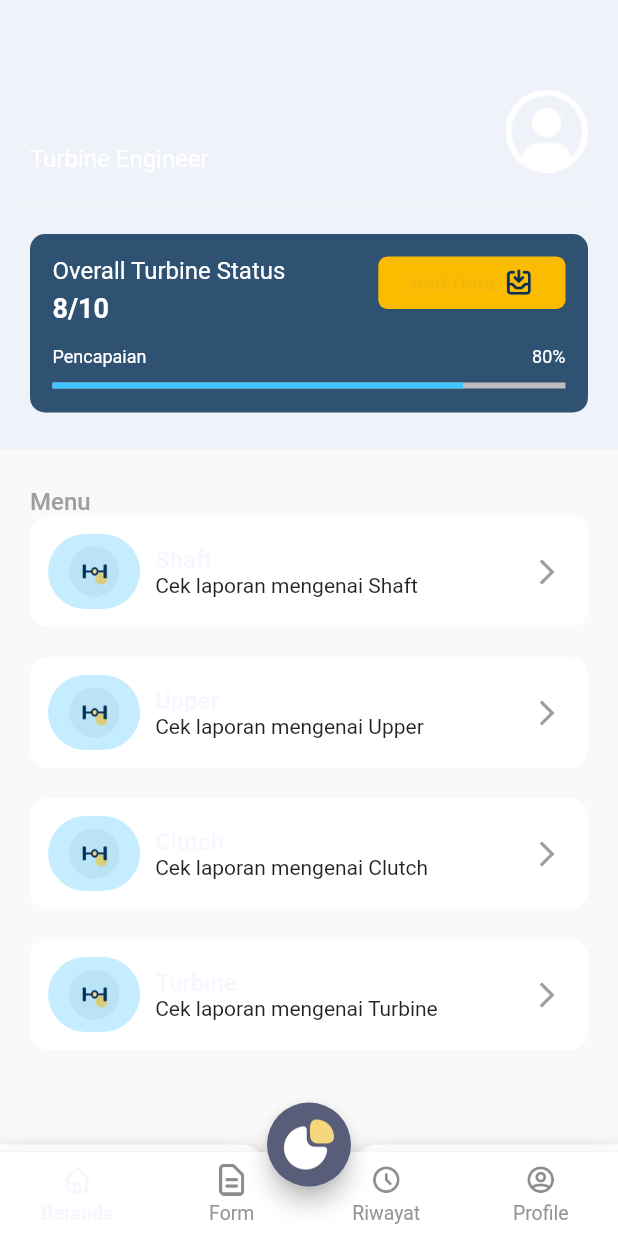
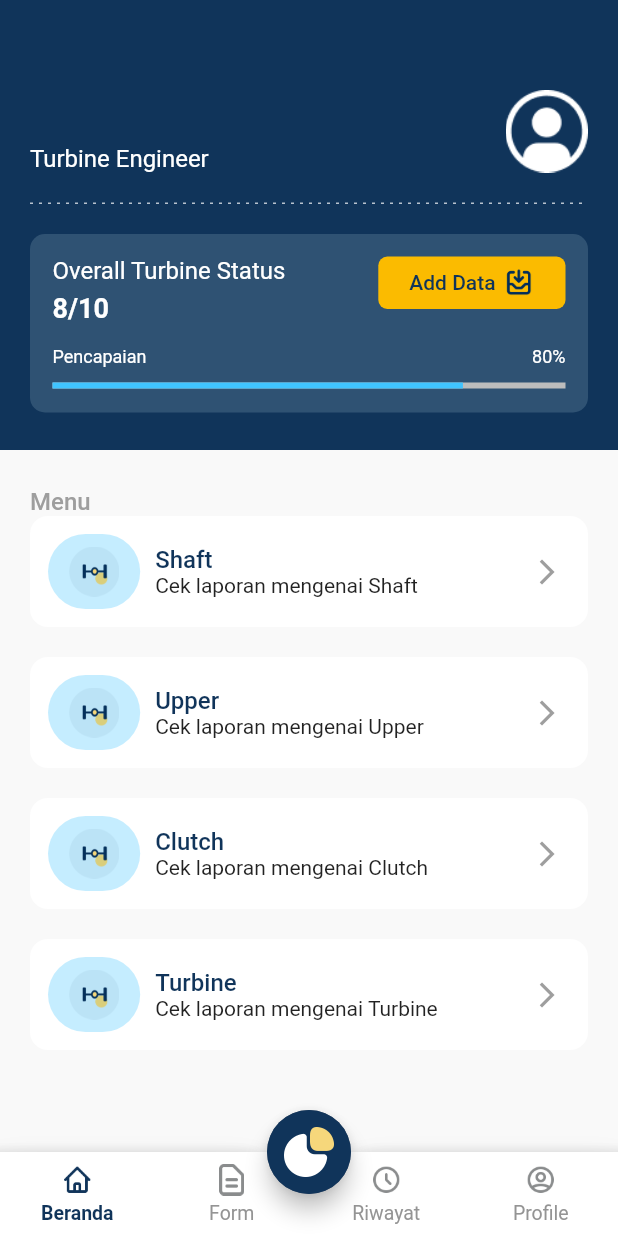
Before and after one commit to nlovencry/freelance-mobile, a Flutter app: the MainHome screen opened by its route, on a phone screen of 412 x 824 dp. Run offline on Flutter 3.47's test engine with Material 2 defaults, Android fonts, the light colour scheme and no system bars; drawn by our look-alikes of dotted_line; our stand-ins replace auto_size_text, cached_network_image, camera, device_info, dropdown_search, easy_localization and 25 more; missing offline and left inert: flutter_app_badger, flutter_cached_pdfview, flutter_downloader, flutter_pdfview, google_maps_flutter_android, google_maps_flutter_platform_interface and 4 more; accounts and stored records are empty; Roboto replaces fonts that are missing (SF-Pro-Display); statements that could not run were skipped.

Commit message:
update
fix bug

```diff
--- a/lib/common/helper/constant.dart
+++ b/lib/common/helper/constant.dart
@@ -26,7 +26,7 @@ class Constant {
   ///
   /// Constant.firstColor;
   ///
-  static Color primaryColor = Color(0x0C335BFF);
+  static Color primaryColor = Color(0xFF10345A);
   static Color secondaryColor = Color(0xFF2F5273);
   static Color thirdColor = Color(0xFFFBBB00);
   static Color tertiaryColor = Color(0xFF8CC6FF);
--- a/lib/src/home/view/main_home.dart
+++ b/lib/src/home/view/main_home.dart
@@ -91,9 +91,10 @@ class _MainHomeState extends State<MainHome> {
       return BottomAppBar(
         shape: CircularNotchedRectangle(),
         notchMargin: 5,
-        padding: EdgeInsets.only(top: 5),
+        // padding: EdgeInsets.only(top: 5),
         child: BottomNavigationBar(
-          backgroundColor: const Color.fromRGBO(255, 255, 255, 1),
+          // backgroundColor: const Color.fromRGBO(255, 255, 255, 1),
+          backgroundColor: Colors.white,
           selectedFontSize: 13,
           unselectedFontSize: 13,
           unselectedItemColor: Constant.textHintColor2,
```
